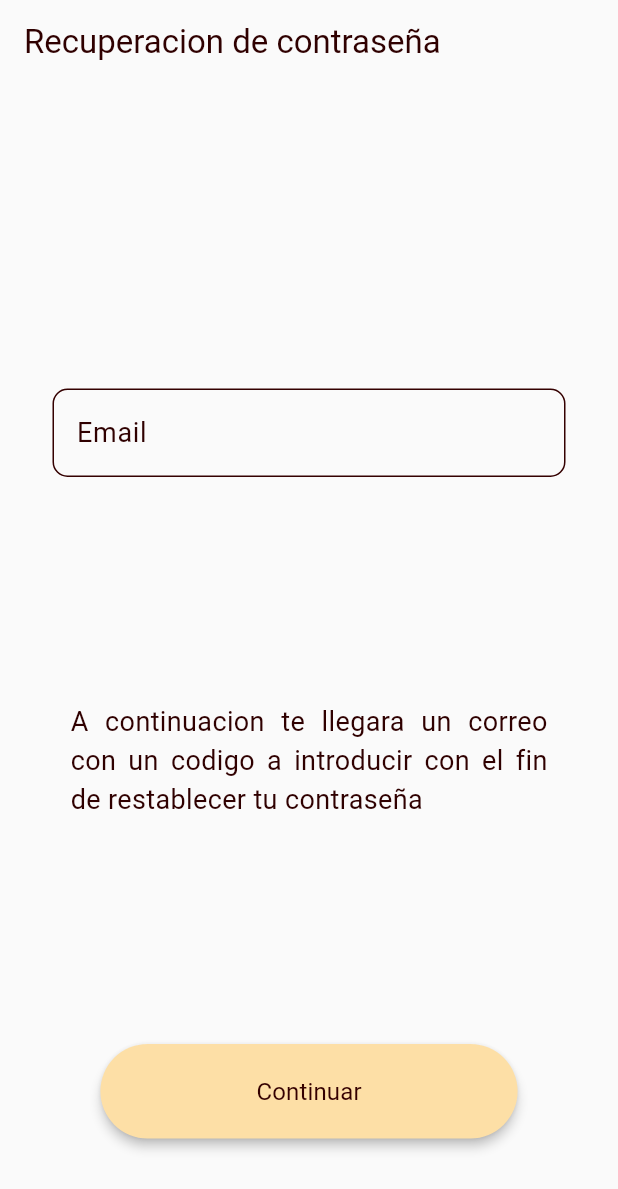
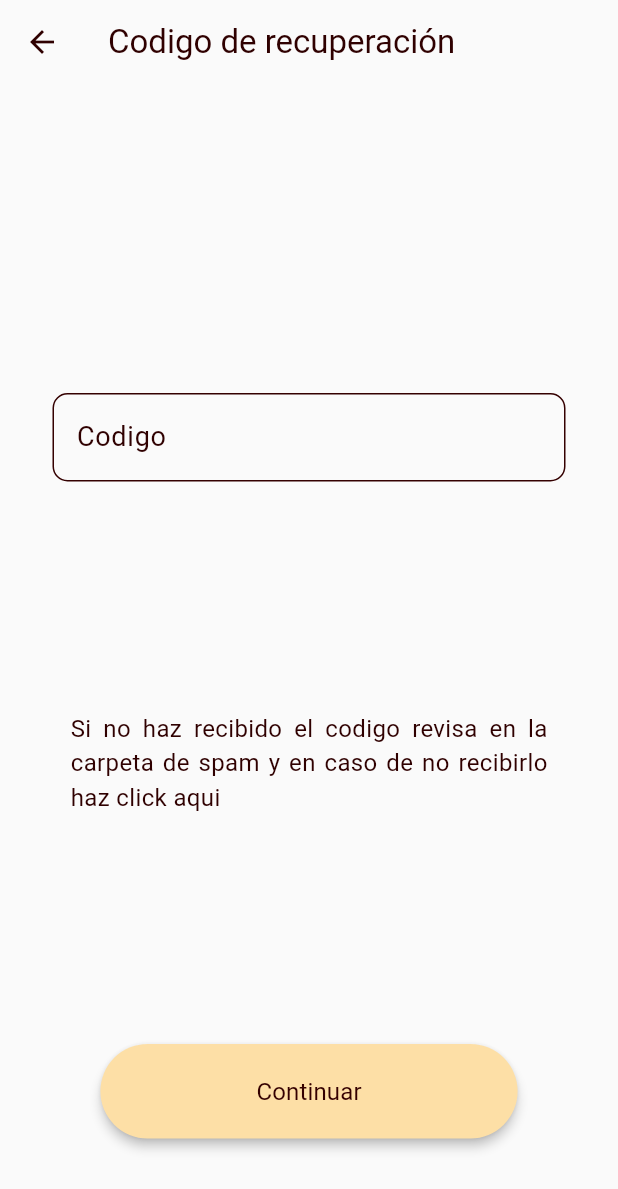
Before and after one commit to tripleP16/dekul_app, a Flutter app: the ForgotPasswordEmail screen opened by its route, after a tap on "Continuar", on a phone screen of 412 x 824 dp. Shown: the top 1189 px of the screen. Run offline on Flutter 3.47's test engine with Material 3 defaults, Android fonts, the phone set to English and light mode, and no system bars; our stand-ins replace dio, equatable, flutter_bloc, flutter_dotenv, flutter_native_splash, formz and 6 more; accounts and stored records are empty; generated files the repository leaves out were written again.

```diff
--- a/lib/config/router/app_router.dart
+++ b/lib/config/router/app_router.dart
@@ -1,5 +1,6 @@
 import 'package:communitary_service_app/config/router/guards/auth_guard.dart';
 import 'package:communitary_service_app/presentation/screens/beneficiaries/beneficiaries_screen.dart';
+import 'package:communitary_service_app/presentation/screens/forgot_password/forgot_password_code.dart';
 import 'package:communitary_service_app/presentation/screens/forgot_password/forgot_password_email.dart';
 import 'package:communitary_service_app/presentation/screens/screens.dart';
 import 'package:communitary_service_app/presentation/screens/splash/splash_screen.dart';
@@ -32,4 +33,9 @@ final appRouter = GoRouter(initialLocation: '/splash', routes: [
     name: ForgotPasswordEmail.routeName,
     builder: (context, state) => const ForgotPasswordEmail(),
   ),
+  GoRoute(
+    path: '/forgot_password/code',
+    name: RecoverPasswordCodeScreen.routeName,
+    builder: (context, state) => const RecoverPasswordCodeScreen(),
+  )
 ]);
--- a/lib/presentation/screens/forgot_password/forgot_password_code.dart
+++ b/lib/presentation/screens/forgot_password/forgot_password_code.dart
@@ -0,0 +1,40 @@
+import 'package:communitary_service_app/presentation/screens/forgot_password/view_models/forgot_password_body_view_model.dart';
+import 'package:communitary_service_app/presentation/screens/forgot_password/widgets/forgot_password_body.dart';
+import 'package:communitary_service_app/presentation/shared/widgets/custom_app_bar.dart';
+import 'package:flutter/material.dart';
+
+class RecoverPasswordCodeScreen extends StatelessWidget {
+  static const routeName = 'recover_password_code';
+  const RecoverPasswordCodeScreen({super.key});
+
+  @override
+  Widget build(BuildContext context) {
+    return Scaffold(
+      appBar: const CustomAppBar(title: 'Codigo de recuperación'),
+      body: Padding(
+        padding: const EdgeInsets.all(35.0),
+        child: Center(
+          child: Padding(
+            padding: const EdgeInsets.symmetric(vertical: 30),
+            child: FogotPasswordBody(
+              viewModel: ForgotPasswordBodyViewModel(
+                labelText: 'Codigo',
+                onChanged: (text) {},
+                errorText: null,
+                textWidget: const Text(
+                  'Si no haz recibido el codigo revisa en la carpeta de spam y en caso de no recibirlo haz click aqui',
+                  textAlign: TextAlign.justify,
+                  style: TextStyle(
+                    fontSize: 16,
+                  ),
+                ),
+                buttonLabel: 'Continuar',
+                onPressed: () {},
+              ),
+            ),
+          ),
+        ),
+      ),
+    );
+  }
+}
--- a/lib/presentation/screens/forgot_password/forgot_password_email.dart
+++ b/lib/presentation/screens/forgot_password/forgot_password_email.dart
@@ -1,6 +1,8 @@
-import 'package:communitary_service_app/presentation/shared/widgets/forms/inputs/text_input.dart';
+import 'package:communitary_service_app/presentation/screens/forgot_password/view_models/forgot_password_body_view_model.dart';
+import 'package:communitary_service_app/presentation/screens/forgot_password/widgets/forgot_password_body.dart';
 import 'package:communitary_service_app/presentation/shared/widgets/widgets.dart';
 import 'package:flutter/material.dart';
+import 'package:go_router/go_router.dart';
 
 class ForgotPasswordEmail extends StatelessWidget {
   static const String routeName = 'forgot_password_email';
@@ -8,15 +10,30 @@ class ForgotPasswordEmail extends StatelessWidget {
 
   @override
   Widget build(BuildContext context) {
-    return const Scaffold(
-      appBar: CustomAppBar(title: 'Recuperacion de contraseña'),
+    return Scaffold(
+      appBar: const CustomAppBar(title: 'Recuperacion de contraseña'),
       body: Padding(
-        padding: EdgeInsets.all(35.0),
+        padding: const EdgeInsets.all(35.0),
         child: Center(
-          child: Scaffold(
-            body: Padding(
-              padding: EdgeInsets.symmetric(vertical: 30),
-              child: _FormPasswordEmailBody(),
+          child: Padding(
+            padding: const EdgeInsets.symmetric(vertical: 30),
+            child: FogotPasswordBody(
+              viewModel: ForgotPasswordBodyViewModel(
+                labelText: 'Email',
+                onChanged: (text) {},
+                errorText: null,
+                textWidget: const Text(
+                  'A continuacion te llegara un correo con un codigo a introducir con el fin de restablecer tu contraseña ',
+                  textAlign: TextAlign.justify,
+                  style: TextStyle(
+                    fontSize: 16,
+                  ),
+                ),
+                buttonLabel: 'Continuar',
+                onPressed: () {
+                  context.push('/forgot_password/code');
+                },
+              ),
             ),
           ),
         ),
@@ -24,43 +41,3 @@ class ForgotPasswordEmail extends StatelessWidget {
     );
   }
 }
-
-class _FormPasswordEmailBody extends StatelessWidget {
-  const _FormPasswordEmailBody();
-
-  @override
-  Widget build(BuildContext context) {
-    return Column(
-      children: [
-        const Spacer(
-          flex: 1,
-        ),
-        TextInputWidget(
-          labelText: 'Email',
-          onChanged: (text) {},
-        ),
-        const Spacer(
-          flex: 1,
-        ),
-        const Padding(
-          padding: EdgeInsets.all(12.0),
-          child: Text(
-            'A continuacion te llegara un correo con un codigo a introducir con el fin de restablecer tu contraseña ',
-            textAlign: TextAlign.justify,
-            style: TextStyle(fontSize: 18),
-          ),
-        ),
-        const Spacer(
-          flex: 1,
-        ),
-        CustomElevatedButton.light(
-          onPressed: () {},
-          text: 'Continuar',
-          elevation: 3,
-          width: 80,
-          height: 20,
-        ),
-      ],
-    );
-  }
-}
--- /dev/null
+++ b/lib/presentation/screens/forgot_password/view_models/forgot_password_body_view_model.dart
@@ -0,0 +1,19 @@
+import 'package:flutter/material.dart';
+
+class ForgotPasswordBodyViewModel {
+  final String labelText;
+  final void Function(String) onChanged;
+  final String? errorText;
+  final Widget textWidget;
+  final String buttonLabel;
+  final void Function()? onPressed;
+
+  const ForgotPasswordBodyViewModel({
+    required this.labelText,
+    required this.onChanged,
+    required this.errorText,
+    required this.textWidget,
+    required this.buttonLabel,
+    required this.onPressed,
+  });
+}
--- /dev/null
+++ b/lib/presentation/screens/forgot_password/widgets/forgot_password_body.dart
@@ -0,0 +1,46 @@
+import 'package:communitary_service_app/presentation/screens/forgot_password/view_models/forgot_password_body_view_model.dart';
+import 'package:communitary_service_app/presentation/shared/widgets/forms/inputs/forms.dart';
+import 'package:communitary_service_app/presentation/shared/widgets/widgets.dart';
+import 'package:flutter/material.dart';
+
+class FogotPasswordBody extends StatelessWidget {
+  final ForgotPasswordBodyViewModel viewModel;
+
+  const FogotPasswordBody({
+    super.key,
+    required this.viewModel,
+  });
+
+  @override
+  Widget build(BuildContext context) {
+    return Column(
+      children: [
+        const Spacer(
+          flex: 1,
+        ),
+        TextInputWidget(
+          labelText: viewModel.labelText,
+          onChanged: viewModel.onChanged,
+          errorText: viewModel.errorText,
+        ),
+        const Spacer(
+          flex: 1,
+        ),
+        Padding(
+          padding: const EdgeInsets.all(12.0),
+          child: viewModel.textWidget,
+        ),
+        const Spacer(
+          flex: 1,
+        ),
+        CustomElevatedButton.light(
+          onPressed: viewModel.onPressed,
+          text: viewModel.buttonLabel,
+          elevation: 3,
+          width: 80,
+          height: 20,
+        ),
+      ],
+    );
+  }
+}
```
